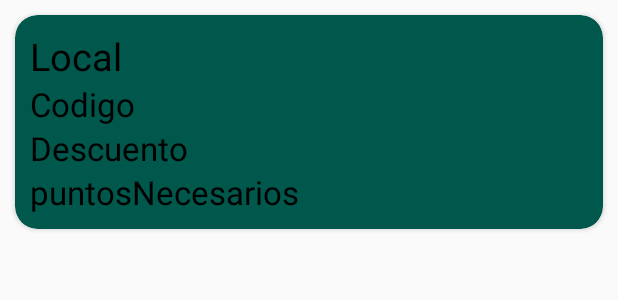
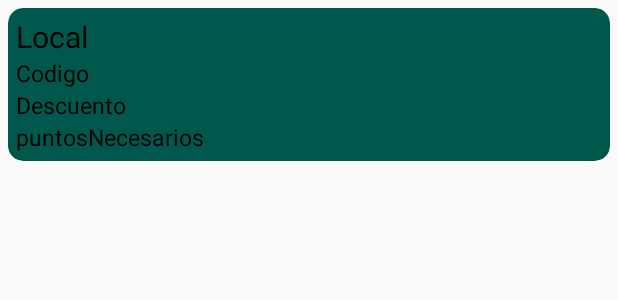
Before and after one commit to devthion/Aplicacion_showroom, an Android app: the layout layout_moldear_cupon.xml on its own in the app's theme, with its tools: preview values and no code run, on a phone screen of 412 x 824 dp. Shown: the top 300 px of the screen. Run offline under Robolectric (Android 15) with nearby library versions, the phone set to English and light mode, and no system bars; Roboto replaces fonts that are not available here.

```diff
--- a/app/src/main/res/layout/layout_moldear_cupon.xml
+++ b/app/src/main/res/layout/layout_moldear_cupon.xml
@@ -7,15 +7,15 @@
 
     <androidx.cardview.widget.CardView
         android:backgroundTint="@color/colorPrimaryDark"
-        app:cardCornerRadius="15dp"
-        android:layout_margin="10dp"
+        app:cardCornerRadius="10dp"
+        android:layout_margin="5dp"
         android:layout_width="match_parent"
         android:layout_height="wrap_content">
 
 
         <LinearLayout
 
-            android:layout_margin="10dp"
+            android:layout_margin="5dp"
             android:orientation="vertical"
             android:layout_width="match_parent"
             android:layout_height="wrap_content">
@@ -24,7 +24,7 @@
             <TextView
                 android:id="@+id/etLocal"
                 android:textColor="#000"
-                android:textSize="25dp"
+                android:textSize="20dp"
                 android:text="Local"
                 android:layout_width="match_parent"
                 android:layout_height="wrap_content"/>
@@ -32,7 +32,7 @@
             <TextView
                 android:id="@+id/etCodigo"
                 android:textColor="#000"
-                android:textSize="22dp"
+                android:textSize="15dp"
                 android:text="Codigo"
                 android:layout_width="match_parent"
                 android:layout_height="wrap_content"/>
@@ -40,7 +40,7 @@
             <TextView
                 android:id="@+id/eteDescuento"
                 android:textColor="#000"
-                android:textSize="22dp"
+                android:textSize="15dp"
                 android:text="Descuento"
                 android:layout_width="match_parent"
                 android:layout_height="wrap_content"/>
@@ -48,7 +48,7 @@
             <TextView
                 android:id="@+id/puntosNecesarios"
                 android:textColor="#000"
-                android:textSize="22dp"
+                android:textSize="15dp"
                 android:text="puntosNecesarios"
                 android:layout_width="match_parent"
                 android:layout_height="wrap_content"/>
```
Also changed, not shown: app/src/main/java/com/devthion/myapplication/BuscarCupon.java (+25 -0 lines), app/src/main/res/layout/activity_buscar_cupon.xml (+14 -4 lines).
